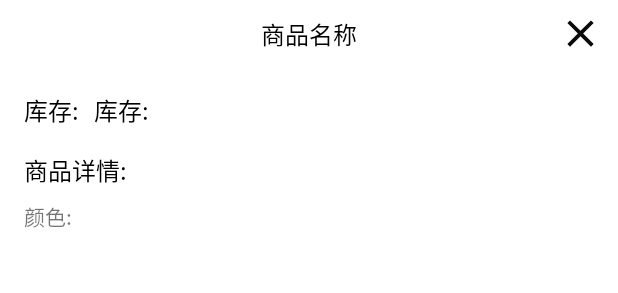
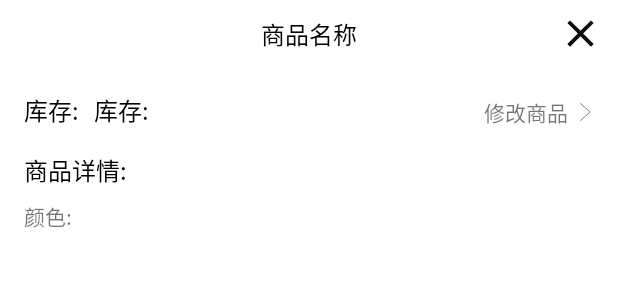
Before and after one commit to Javine1987/WarehouseManage, an Android app: the layout popup_window_layout.xml on its own in the app's theme, with its tools: preview values and no code run, on a phone screen of 412 x 824 dp. Shown: the top 293 px of the screen. Run offline under Robolectric (Android 15) with nearby library versions, the phone set to English and light mode, and no system bars.

Commit message:
增加修改/删除商品功能-1

```diff
--- a/app/src/main/java/com/k/javine/warehousemanage/adapter/StockAdapter.java
+++ b/app/src/main/java/com/k/javine/warehousemanage/adapter/StockAdapter.java
@@ -23,6 +23,12 @@ public class StockAdapter extends BaseRecyclerAdapter<StockViewHolder>{
     private List<StockItem> mDatas = new ArrayList<>();
     private Context mContext;
     private ViewGroup mParent;
+
+    private OnItemClickListener<StockViewHolder> mItemClickListener;
+
+    public void setOnItemClickListener(OnItemClickListener<StockViewHolder> listener){
+        mItemClickListener = listener;
+    }
 
     public StockAdapter(Context context) {
         mContext = context;
--- /dev/null
+++ b/app/src/main/res/drawable/ic_arrow_right.xml
@@ -0,0 +1,5 @@
+<vector android:height="24dp" android:tint="#707070"
+    android:viewportHeight="24.0" android:viewportWidth="24.0"
+    android:width="24dp" xmlns:android="http://schemas.android.com/apk/res/android">
+    <path android:fillColor="#FF000000" android:pathData="M8.59,16.34l4.58,-4.59 -4.58,-4.59L10,5.75l6,6 -6,6z"/>
+</vector>
--- a/app/src/main/res/layout/popup_choose_layout.xml
+++ b/app/src/main/res/layout/popup_choose_layout.xml
@@ -17,6 +17,7 @@
             android:layout_centerVertical="true"
             android:text="选择颜色"
             android:gravity="center"
+            android:textSize="@dimen/common_text_size"
             android:textColor="@color/black"
             android:layout_marginLeft="35dp"
             android:layout_marginRight="35dp"/>
--- a/app/src/main/res/layout/popup_window_layout.xml
+++ b/app/src/main/res/layout/popup_window_layout.xml
@@ -50,8 +50,31 @@
                 android:layout_width="wrap_content"
                 android:layout_height="wrap_content"
                 android:text="库存:"
-                android:textSize="16sp"
+                android:textSize="@dimen/common_text_size"
                 android:textColor="@color/black" />
+
+            <LinearLayout
+                android:id="@+id/ll_modify"
+                android:layout_width="wrap_content"
+                android:layout_height="wrap_content"
+                android:layout_alignBottom="@id/label_one"
+                android:layout_alignParentRight="true"
+                android:gravity="center_vertical"
+                android:orientation="horizontal">
+
+                <TextView
+                    android:layout_width="wrap_content"
+                    android:layout_height="wrap_content"
+                    android:layout_marginRight="5dp"
+                    android:text="修改商品"/>
+
+                <ImageView
+                    android:layout_width="12dp"
+                    android:layout_height="12dp"
+                    android:rotation="90"
+                    android:src="@drawable/ic_arrow_up"/>
+
+            </LinearLayout>
 
             <TextView
                 android:id="@+id/tv_totle"
@@ -59,7 +82,7 @@
                 android:layout_height="wrap_content"
                 android:layout_marginLeft="10dp"
                 android:layout_toRightOf="@id/label_one"
-                android:textSize="16sp"
+                android:textSize="@dimen/common_text_size"
                 android:textColor="@color/black"
                 android:text="库存: " />
 
@@ -70,7 +93,7 @@
                 android:layout_below="@id/label_one"
                 android:layout_marginTop="16dp"
                 android:text="商品详情:"
-                android:textSize="16sp"
+                android:textSize="@dimen/common_text_size"
                 android:textColor="@color/black" />
 
             <TextView
--- a/app/src/main/res/values/dimens.xml
+++ b/app/src/main/res/values/dimens.xml
@@ -6,4 +6,6 @@
     <dimen name="label_item_margin">8dp</dimen>
     <dimen name="label_item_min_width">45dp</dimen>
     <dimen name="label_item_height">25dp</dimen>
+
+    <dimen name="common_text_size">16sp</dimen>
 </resources>
--- a/app/src/main/res/values/strings.xml
+++ b/app/src/main/res/values/strings.xml
@@ -1,10 +1,12 @@
 <resources>
     <string name="app_name">库存管理</string>
     <string name="title_add_product">新建商品</string>
+    <string name="title_stoke_page">商品</string>
 
     <string name="choose_size">选择尺码</string>
     <string name="choose_color">选择颜色</string>
 
+    <string name="del_product">删除商品</string>
     <string name="add_label">增加选项</string>
     <string name="del_label">删除选项</string>
     <string name="confirm">确定</string>
```
Also changed, not shown: app/src/main/java/com/k/javine/warehousemanage/StockActivity.java (+13 -3 lines), app/src/main/java/com/k/javine/warehousemanage/adapter/BaseRecyclerAdapter.java (+1 -6 lines), app/src/main/java/com/k/javine/warehousemanage/data/DataManager.java (+10 -0 lines), app/src/main/java/com/k/javine/warehousemanage/data/StockItem.java (+13 -2 lines), app/src/main/res/layout/activity_edit_product.xml (+9 -9 lines), app/src/main/res/drawable/ic_arrow_up.png (added).
